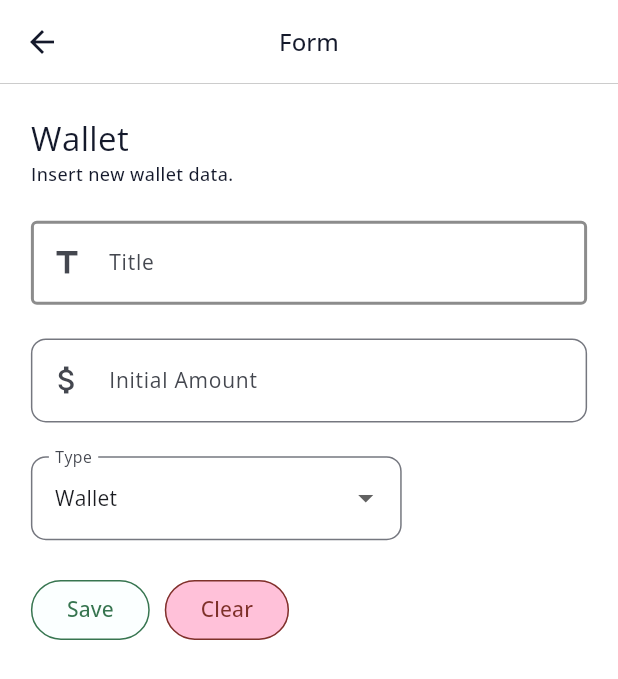
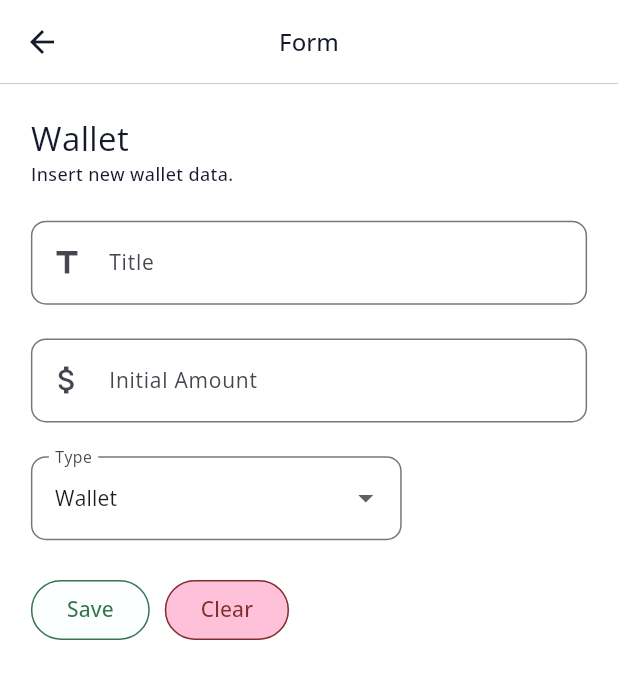
Before and after one commit to andrr64/KeuanganKu-Pro, a Flutter app: the screen it shows after launch, after a tap on "Add Wallet", on a phone screen of 412 x 824 dp. Shown: the top 679 px of the screen. Run offline on Flutter 3.47's test engine with Material 3 defaults, Android fonts, the phone set to English and light mode, and no system bars; our stand-ins replace fl_chart, fluentui_system_icons, flutter_riverpod, hooks_riverpod, quickalert, sqflite; accounts and stored records are empty.

Commit message:
update field style

```diff
--- a/lib/frontend/components/form/k_numfield.dart
+++ b/lib/frontend/components/form/k_numfield.dart
@@ -21,13 +21,11 @@ Widget kNumField(
     keyboardType: TextInputType.number,
     controller: controller,
     validator: (val){
-      if  (maxVal != null){
-        try {
-          double value = double.parse(val!);
-          if (value > maxVal) return 'Maximum value is $maxValue';
-        } catch(e){
-          return 'Input an number!';
-        }
+      try {
+        double value = double.parse(val!);
+        if (value > maxVal) return 'Maximum value is $maxValue';
+      } catch(e){
+        return 'Input an number!';
       }
       return null;
     },
--- a/lib/frontend/components/form/k_textfield.dart
+++ b/lib/frontend/components/form/k_textfield.dart
@@ -27,14 +27,7 @@ Widget kTextField(BuildContext context,
             fontSize: tStyle.fontSize),
       ),
       prefixIcon: icon,
-      focusedBorder: const OutlineInputBorder(
-          borderSide: BorderSide(color: Colors.black87, width: 2)),
-      enabledBorder: const OutlineInputBorder(
-          borderSide: BorderSide(color: Colors.black45, width: 2)),
-      errorBorder: const OutlineInputBorder(
-          borderSide: BorderSide(color: Colors.red, width: 2)),
-      focusedErrorBorder: const OutlineInputBorder(
-          borderSide: BorderSide(color: Colors.red, width: 2)),
+      border: OutlineInputBorder(borderRadius: BorderRadius.circular(10)),
     ),
     validator: (val) {
       if (validator != null) {
```
Lines whose indentation alone changed are shown as unchanged.
